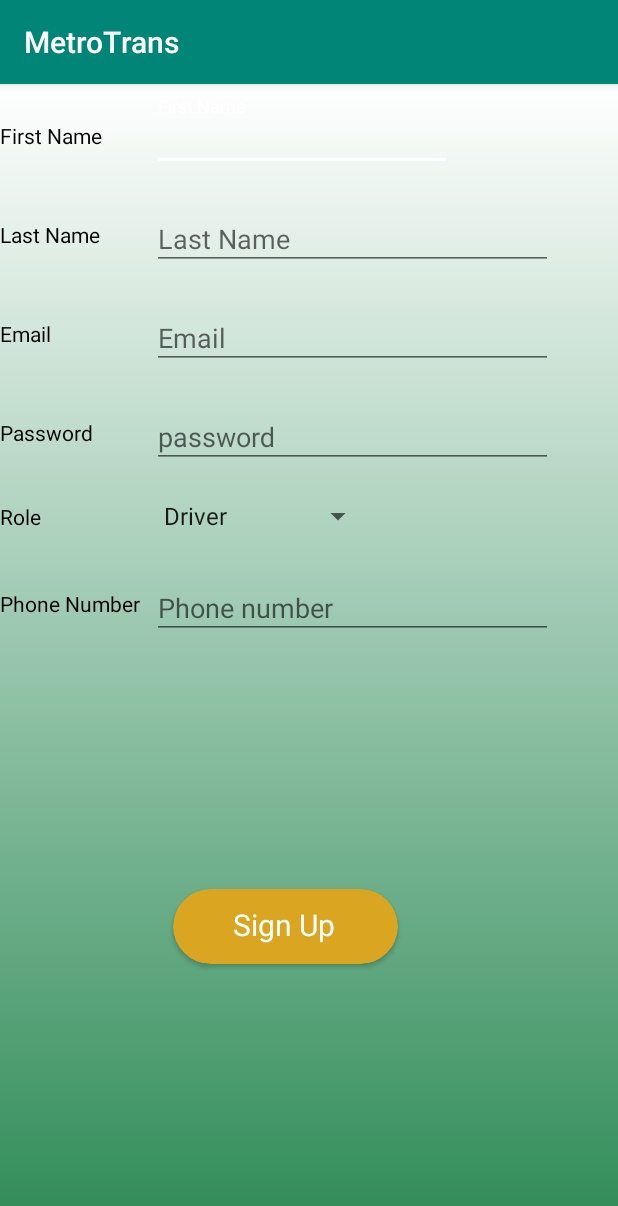
After one commit to Willie-theBeastMutua/MetroTrans, an Android app: the register screen opened directly, with no data from a screen before it, on a phone screen of 412 x 824 dp. The commit adds this screen. Shown: the top 1206 px of the screen. Run offline under Robolectric (Android 15) with nearby library versions, the phone set to English and light mode, and no system bars.

Commit message:
with register Xml

```diff
--- a/app/src/main/AndroidManifest.xml
+++ b/app/src/main/AndroidManifest.xml
@@ -1,7 +1,6 @@
 <?xml version="1.0" encoding="utf-8"?>
 <manifest xmlns:android="http://schemas.android.com/apk/res/android"
     package="com.example.metrotrans">
-
     <!--
          The ACCESS_COARSE/FINE_LOCATION permissions are not required to use
          Google Maps Android API v2, but you must specify either coarse or fine
@@ -16,7 +15,7 @@
         android:roundIcon="@mipmap/ic_launcher_round"
         android:supportsRtl="true"
         android:theme="@style/AppTheme">
-
+        <activity android:name=".register"></activity>
         <!--
              The API key for Google Maps-based APIs is defined as a string resource.
              (See the file "res/values/google_maps_api.xml").
@@ -31,7 +30,7 @@
 
         <activity
             android:name=".userlocationactivity"
-            android:label="@string/title_activity_userlocationactivity"></activity>
+            android:label="@string/title_activity_userlocationactivity" />
         <activity android:name=".MainActivity">
             <intent-filter>
                 <action android:name="android.intent.action.MAIN" />
--- a/app/src/main/java/com/example/metrotrans/MainActivity.java
+++ b/app/src/main/java/com/example/metrotrans/MainActivity.java
@@ -9,6 +9,7 @@ import android.os.Bundle;
 import android.text.TextUtils;
 import android.view.View;
 import android.widget.EditText;
+import android.widget.TextView;
 import android.widget.Toast;
 
 import com.google.android.gms.tasks.OnCompleteListener;
@@ -22,6 +23,7 @@ public class MainActivity extends AppCompatActivity {
     private CardView loginbtn;
     private FirebaseAuth mAuth;
     private FirebaseAuth.AuthStateListener mAuthListener;
+    private TextView signup;
 
     @Override
     protected void onCreate(Bundle savedInstanceState) {
@@ -33,6 +35,13 @@ public class MainActivity extends AppCompatActivity {
         usernameField = findViewById(R.id.username);
         passwordField = findViewById(R.id.password);
         loginbtn = findViewById(R.id.login);
+        signup = findViewById(R.id.textSignup);
+        signup.setOnClickListener(new View.OnClickListener() {
+            @Override
+            public void onClick(View v) {
+                startActivity(new Intent(MainActivity.this, register.class));
+            }
+        });
 
 
         loginbtn.setOnClickListener(new View.OnClickListener() {
--- /dev/null
+++ b/app/src/main/java/com/example/metrotrans/register.java
@@ -0,0 +1,22 @@
+package com.example.metrotrans;
+
+import androidx.appcompat.app.AppCompatActivity;
+
+import android.os.Bundle;
+import android.widget.ArrayAdapter;
+import android.widget.Spinner;
+
+public class register extends AppCompatActivity {
+    Spinner rolespinner;
+
+    @Override
+    protected void onCreate(Bundle savedInstanceState) {
+        super.onCreate(savedInstanceState);
+        setContentView(R.layout.activity_register);
+        rolespinner = findViewById(R.id.spinner);
+        ArrayAdapter<String> roleAdapter = new ArrayAdapter<>(register.this,
+                android.R.layout.simple_list_item_1, getResources().getStringArray(R.array.roleSpinnerArray));
+        roleAdapter.setDropDownViewResource(android.R.layout.simple_spinner_dropdown_item);
+        rolespinner.setAdapter(roleAdapter);
+    }
+}
--- a/app/src/main/res/layout/activity_main.xml
+++ b/app/src/main/res/layout/activity_main.xml
@@ -119,7 +119,7 @@
         />
 
     <TextView
-        android:id="@+id/textView2"
+        android:id="@+id/textSignup"
         android:layout_width="wrap_content"
         android:layout_height="wrap_content"
         android:layout_marginStart="10dp"
--- /dev/null
+++ b/app/src/main/res/layout/activity_register.xml
@@ -0,0 +1,271 @@
+<?xml version="1.0" encoding="utf-8"?>
+<androidx.constraintlayout.widget.ConstraintLayout xmlns:android="http://schemas.android.com/apk/res/android"
+    xmlns:app="http://schemas.android.com/apk/res-auto"
+    xmlns:tools="http://schemas.android.com/tools"
+    android:layout_width="match_parent"
+    android:layout_height="match_parent"
+    android:background="@drawable/gradlogin"
+    tools:context=".register">
+
+    <GridLayout
+        android:layout_width="match_parent"
+        android:layout_height="match_parent"
+        android:columnCount="20"
+        android:rowCount="20"
+        tools:layout_editor_absoluteX="0dp"
+        tools:layout_editor_absoluteY="-55dp">
+
+        <TextView
+            android:id="@+id/textFname"
+            android:layout_width="wrap_content"
+            android:layout_height="wrap_content"
+            android:columnCount="0"
+            android:rowCount="1"
+            android:text="First Name"
+            android:textColor="@color/black"
+            app:layout_constraintBottom_toBottomOf="parent"
+            app:layout_constraintEnd_toEndOf="parent"
+            app:layout_constraintHorizontal_bias="0.0"
+            app:layout_constraintStart_toStartOf="parent"
+            app:layout_constraintTop_toTopOf="parent"
+            app:layout_constraintVertical_bias="0.068" />
+
+        <com.google.android.material.textfield.TextInputLayout
+            android:layout_width="267dp"
+            android:layout_height="50dp"
+            android:layout_marginStart="8dp"
+            android:layout_marginTop="8dp"
+            android:layout_marginEnd="8dp"
+            android:layout_marginBottom="8dp"
+            android:columnCount="1"
+            android:rowCount="1"
+            app:layout_constraintBottom_toBottomOf="parent"
+            app:layout_constraintEnd_toEndOf="parent"
+            app:layout_constraintHorizontal_bias="0.937"
+            app:layout_constraintStart_toStartOf="parent"
+            app:layout_constraintTop_toTopOf="parent"
+            app:layout_constraintVertical_bias="0.06">
+
+            <com.google.android.material.textfield.TextInputEditText
+                android:layout_width="200dp"
+                android:layout_height="match_parent"
+                android:hint="First Name"
+                android:textColor="@color/black" />
+        </com.google.android.material.textfield.TextInputLayout>
+
+        <TextView
+            android:id="@+id/textLname"
+            android:layout_width="wrap_content"
+            android:layout_height="wrap_content"
+            android:layout_row="6"
+            android:layout_column="0"
+            android:columnCount="2"
+            android:rowCount="0"
+            android:text="Last Name"
+            android:textColor="@color/black"
+            app:layout_constraintBottom_toBottomOf="parent"
+            app:layout_constraintEnd_toEndOf="parent"
+            app:layout_constraintHorizontal_bias="0.0"
+            app:layout_constraintStart_toStartOf="parent"
+            app:layout_constraintTop_toTopOf="parent"
+            app:layout_constraintVertical_bias="0.068" />
+
+        <com.google.android.material.textfield.TextInputLayout
+            android:layout_width="267dp"
+            android:layout_height="50dp"
+            android:layout_marginStart="8dp"
+            android:layout_marginTop="8dp"
+            android:layout_marginEnd="8dp"
+            android:layout_marginBottom="8dp"
+            android:columnCount="2"
+            android:rowCount="1"
+            app:layout_constraintBottom_toBottomOf="parent"
+            app:layout_constraintEnd_toEndOf="parent"
+            app:layout_constraintHorizontal_bias="0.937"
+            app:layout_constraintStart_toStartOf="parent"
+            app:layout_constraintTop_toTopOf="parent"
+            app:layout_constraintVertical_bias="0.06">
+
+            <com.google.android.material.textfield.TextInputEditText
+                android:layout_width="match_parent"
+                android:layout_height="match_parent"
+                android:hint="Last Name"
+                android:textColor="@color/black" />
+        </com.google.android.material.textfield.TextInputLayout>
+
+        <TextView
+            android:id="@+id/textemail"
+            android:layout_width="wrap_content"
+            android:layout_height="wrap_content"
+            android:layout_row="8"
+            android:layout_column="0"
+            android:columnCount="3"
+            android:rowCount="0"
+            android:text="Email"
+            android:textColor="@color/black"
+            app:layout_constraintBottom_toBottomOf="parent"
+            app:layout_constraintEnd_toEndOf="parent"
+            app:layout_constraintHorizontal_bias="0.0"
+            app:layout_constraintStart_toStartOf="parent"
+            app:layout_constraintTop_toTopOf="parent"
+            app:layout_constraintVertical_bias="0.068" />
+
+        <com.google.android.material.textfield.TextInputLayout
+            android:layout_width="267dp"
+            android:layout_height="50dp"
+            android:layout_marginStart="8dp"
+            android:layout_marginTop="8dp"
+            android:layout_marginEnd="8dp"
+            android:layout_marginBottom="8dp"
+            android:columnCount="3"
+            android:rowCount="1"
+            app:layout_constraintBottom_toBottomOf="parent"
+            app:layout_constraintEnd_toEndOf="parent"
+            app:layout_constraintHorizontal_bias="0.937"
+            app:layout_constraintStart_toStartOf="parent"
+            app:layout_constraintTop_toTopOf="parent"
+            app:layout_constraintVertical_bias="0.06">
+
+            <com.google.android.material.textfield.TextInputEditText
+                android:layout_width="match_parent"
+                android:layout_height="match_parent"
+                android:hint="Email"
+                android:textColor="@color/black" />
+        </com.google.android.material.textfield.TextInputLayout>
+
+
+        <TextView
+            android:id="@+id/textpass"
+            android:layout_width="wrap_content"
+            android:layout_height="wrap_content"
+            android:layout_row="9"
+            android:layout_column="0"
+            android:columnCount="4"
+            android:rowCount="0"
+            android:text="Password"
+            android:textColor="@color/black"
+            app:layout_constraintBottom_toBottomOf="parent"
+            app:layout_constraintEnd_toEndOf="parent"
+            app:layout_constraintHorizontal_bias="0.0"
+            app:layout_constraintStart_toStartOf="parent"
+            app:layout_constraintTop_toTopOf="parent"
+            app:layout_constraintVertical_bias="0.068" />
+
+        <com.google.android.material.textfield.TextInputLayout
+            android:layout_width="267dp"
+            android:layout_height="50dp"
+            android:layout_marginStart="8dp"
+            android:layout_marginTop="8dp"
+            android:layout_marginEnd="8dp"
+            android:layout_marginBottom="8dp"
+            android:columnCount="4"
+            android:rowCount="1"
+            app:layout_constraintBottom_toBottomOf="parent"
+            app:layout_constraintEnd_toEndOf="parent"
+            app:layout_constraintHorizontal_bias="0.937"
+            app:layout_constraintStart_toStartOf="parent"
+            app:layout_constraintTop_toTopOf="parent"
+            app:layout_constraintVertical_bias="0.06">
+
+            <com.google.android.material.textfield.TextInputEditText
+                android:layout_width="match_parent"
+                android:layout_height="match_parent"
+                android:hint="password"
+                android:textColor="@color/black" />
+        </com.google.android.material.textfield.TextInputLayout>
+
+        <TextView
+            android:id="@+id/textRole"
+            android:layout_width="wrap_content"
+            android:layout_height="wrap_content"
+            android:layout_row="11"
+            android:layout_column="0"
+            android:columnCount="5"
+            android:rowCount="0"
+            android:text="Role"
+            android:textColor="@color/black"
+            app:layout_constraintBottom_toBottomOf="parent"
+            app:layout_constraintEnd_toEndOf="parent"
+            app:layout_constraintHorizontal_bias="0.0"
+            app:layout_constraintStart_toStartOf="parent"
+            app:layout_constraintTop_toTopOf="parent"
+            app:layout_constraintVertical_bias="0.068" />
+
+        <TextView
+            android:id="@+id/textphoneno"
+            android:layout_width="wrap_content"
+            android:layout_height="wrap_content"
+            android:layout_row="13"
+            android:layout_column="0"
+            android:columnCount="6"
+            android:rowCount="0"
+            android:text="Phone Number"
+            android:textColor="@color/black"
+            app:layout_constraintBottom_toBottomOf="parent"
+            app:layout_constraintEnd_toEndOf="parent"
+            app:layout_constraintHorizontal_bias="0.0"
+            app:layout_constraintStart_toStartOf="parent"
+            app:layout_constraintTop_toTopOf="parent"
+            app:layout_constraintVertical_bias="0.068" />
+
+        <com.google.android.material.textfield.TextInputLayout
+            android:layout_width="267dp"
+            android:layout_height="50dp"
+            android:layout_marginStart="8dp"
+            android:layout_marginTop="8dp"
+            android:layout_marginEnd="8dp"
+            android:layout_marginBottom="8dp"
+            android:columnCount="6"
+            android:rowCount="1"
+            app:layout_constraintBottom_toBottomOf="parent"
+            app:layout_constraintEnd_toEndOf="parent"
+            app:layout_constraintHorizontal_bias="0.937"
+            app:layout_constraintStart_toStartOf="parent"
+            app:layout_constraintTop_toTopOf="parent"
+            app:layout_constraintVertical_bias="0.06">
+
+            <com.google.android.material.textfield.TextInputEditText
+                android:layout_width="match_parent"
+                android:layout_height="match_parent"
+                android:hint="Phone number"
+                android:textColor="@color/black" />
+        </com.google.android.material.textfield.TextInputLayout>
+
+        <Spinner
+            android:id="@+id/spinner"
+            android:layout_width="wrap_content"
+            android:layout_height="wrap_content"
+            android:layout_row="11"
+            android:layout_column="1" />
+    </GridLayout>
+    <androidx.cardview.widget.CardView
+        android:id="@+id/signUpBTn"
+        android:layout_width="150dp"
+        android:layout_height="50dp"
+        android:layout_marginStart="8dp"
+        android:layout_marginLeft="8dp"
+        android:layout_marginTop="8dp"
+        android:layout_marginEnd="40dp"
+        android:layout_marginRight="8dp"
+        android:layout_marginBottom="150dp"
+        app:cardBackgroundColor="@color/gold"
+        app:cardCornerRadius="25dp"
+        app:layout_constraintBottom_toBottomOf="parent"
+        app:layout_constraintEnd_toEndOf="parent"
+        app:layout_constraintStart_toStartOf="parent"
+        app:layout_constraintTop_toTopOf="parent"
+        app:layout_constraintVertical_bias="0.944">
+
+        <TextView
+            android:id="@+id/textView3"
+            android:layout_width="match_parent"
+            android:layout_height="match_parent"
+            android:paddingLeft="40dp"
+            android:paddingTop="10dp"
+            android:paddingBottom="5dp"
+            android:text="Sign Up"
+            android:textColor="@color/white"
+            android:textSize="20dp" />
+    </androidx.cardview.widget.CardView>
+
+</androidx.constraintlayout.widget.ConstraintLayout>
--- a/app/src/main/res/values/colors.xml
+++ b/app/src/main/res/values/colors.xml
@@ -8,4 +8,5 @@
     <color name="lightgreen">#90EE90</color>
     <color name="crimson">#DC143C</color>
     <color name="gold">#DAA520</color>
+    <color name="black">#000</color>
 </resources>
--- a/app/src/main/res/values/strings.xml
+++ b/app/src/main/res/values/strings.xml
@@ -1,4 +1,8 @@
 <resources>
     <string name="app_name">MetroTrans</string>
     <string name="title_activity_userlocationactivity">Map</string>
+    <string-array name="roleSpinnerArray">
+        <item>Driver</item>
+        <item>Commuter</item>
+    </string-array>
 </resources>
--- a/build.gradle
+++ b/build.gradle
@@ -7,7 +7,7 @@ buildscript {
 
     }
     dependencies {
-        classpath 'com.android.tools.build:gradle:3.4.1'
+        classpath 'com.android.tools.build:gradle:3.4.2'
         classpath 'com.google.gms:google-services:4.2.0'
 
         // NOTE: Do not place your application dependencies here; they belong
```
Also changed, not shown: gradle/wrapper/gradle-wrapper.properties.
